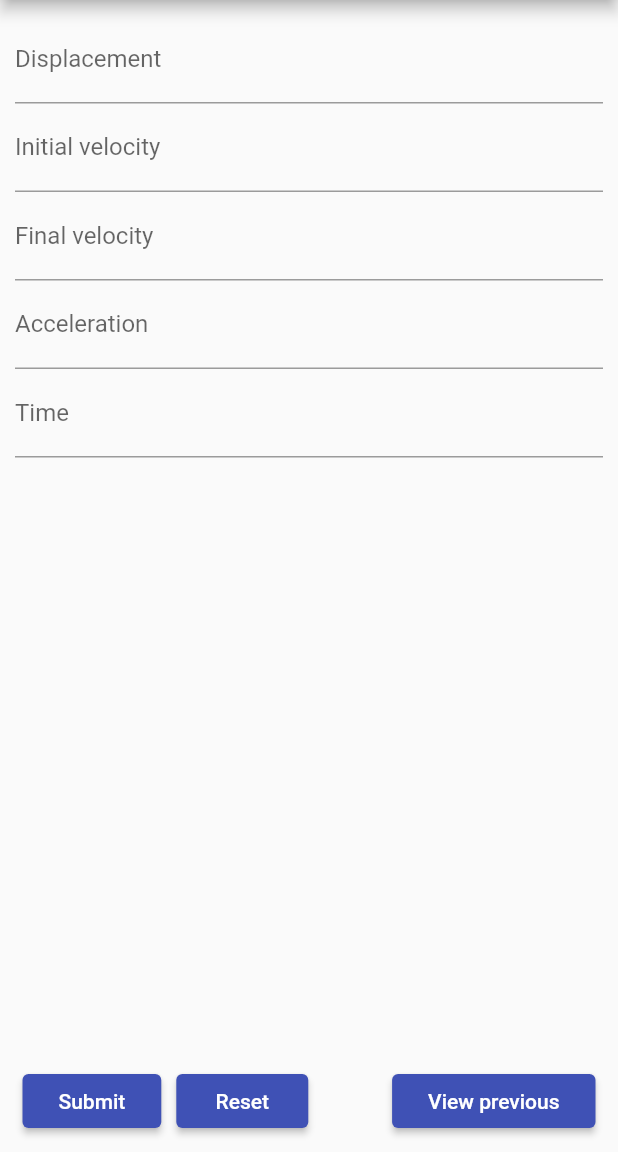
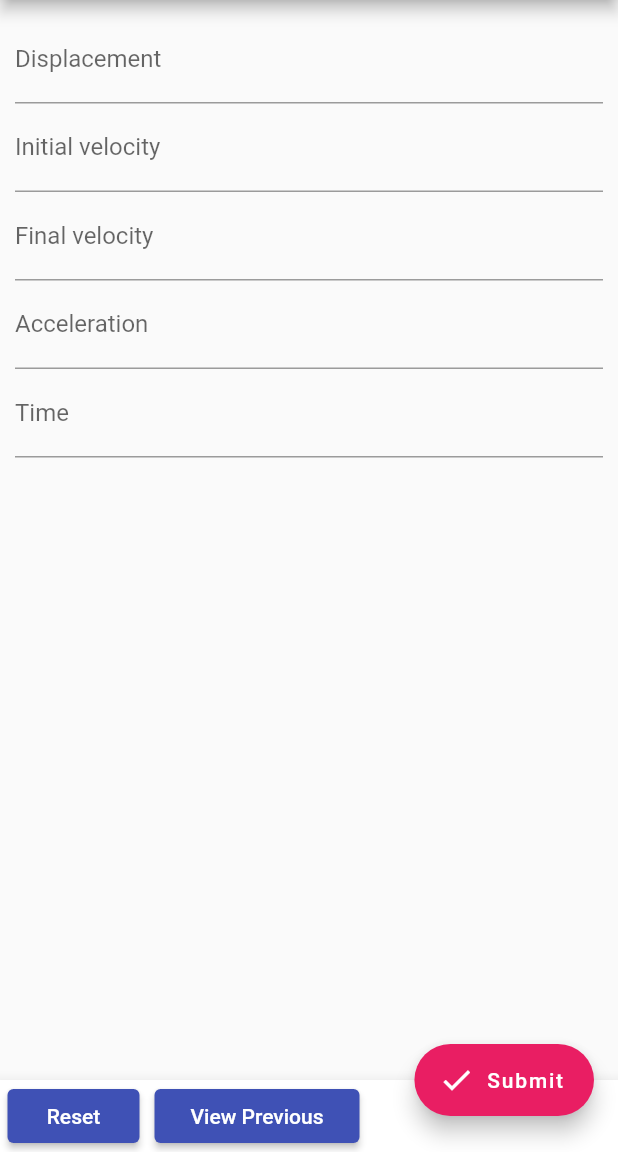
Before and after one commit to CicadaCinema/suvat_solver, a Flutter app: the screen it shows after launch, on a phone screen of 412 x 824 dp, the part 84-1236 px from its top. Run offline on Flutter 3.47's test engine with Material 2 defaults, Android fonts, the phone set to English and light mode, and no system bars.

Commit message:
Add nice bottom bar with buttons to the main screen

```diff
--- a/lib/main.dart
+++ b/lib/main.dart
@@ -36,12 +36,7 @@ class MyHomePage extends StatefulWidget {
 class _MyHomePageState extends State<MyHomePage> {
   @override
   Widget build(BuildContext context) {
-  return Scaffold(
-    appBar: AppBar(
-    title: Text(widget.title),
-    ),
-    body: SuvatForm(),
-  );
+    return SuvatForm();
   }
 }
 
@@ -304,10 +299,54 @@ class _SuvatFormState extends State<SuvatForm> {
     }
   }
 
+  Widget bottomBar() {
+    return BottomAppBar(
+      child: Row(children: [
+              Container(
+                padding: EdgeInsets.symmetric(horizontal: 5),
+                child: RaisedButton(
+                  child: Text('Reset'),
+                  onPressed: () {
+                    _formKey.currentState.reset();
+                    _suvatValues = {'s': null, 'u': null, 'v': null, 'a': null, 't': null};
+                  }
+                ),
+              ),
+              Container(
+                padding: EdgeInsets.symmetric(horizontal: 5),
+                child: RaisedButton(
+                  child: Text('View Previous'),
+                  onPressed: () {
+                    Navigator.push(
+                      context,
+                      MaterialPageRoute(builder: (context) => SecondRoute()),
+                    );
+                  },
+                ),
+              ),
+            ],),
+        /* Row(
+        children: [
+          IconButton(icon: Icon(Icons.refresh), onPressed: () {}),
+          RaisedButton(child: Icon(Icons.undo), onPressed: () {}),
+        ], */
+    );
+  }
+
+  Widget submitButton() {
+    return FloatingActionButton.extended(
+      onPressed: () {
+        suvatVerify();
+      },
+      label: Text('Submit'),
+      icon: Icon(Icons.check),
+      backgroundColor: Colors.pink,
+    );
+  }
 
   @override
   Widget build(BuildContext context) {
-    return Form(
+    Widget form = Form(
       key: _formKey,
       child: Container(
         padding: EdgeInsets.all(10),
@@ -331,43 +370,18 @@ class _SuvatFormState extends State<SuvatForm> {
               ),
             ),
             Spacer(),
-            Row(children: [
-              Container(
-                padding: EdgeInsets.symmetric(horizontal: 5),
-                child: RaisedButton(
-                  child: Text('Submit'),
-                  onPressed: (){
-                    suvatVerify();
-                  }
-                ),
-              ),
-              Container(
-                padding: EdgeInsets.symmetric(horizontal: 5),
-                child: RaisedButton(
-                  child: Text('Reset'),
-                  onPressed: () {
-                    _formKey.currentState.reset();
-                    _suvatValues = {'s': null, 'u': null, 'v': null, 'a': null, 't': null};
-                  }
-                ),
-              ),
-              Spacer(),
-              Container(
-                padding: EdgeInsets.symmetric(horizontal: 5),
-                child: RaisedButton(
-                  child: Text('View previous'),
-                  onPressed: () {
-                    Navigator.push(
-                      context,
-                      MaterialPageRoute(builder: (context) => SecondRoute()),
-                    );
-                  },
-                ),
-              ),
-            ],)
           ],
         ),
       )
+    );
+    return Scaffold(
+      appBar: AppBar(
+        title: Text('Solver'),
+      ),
+      body: form,
+      bottomNavigationBar: bottomBar(),
+      floatingActionButton: submitButton(),
+      floatingActionButtonLocation: FloatingActionButtonLocation.endDocked,
     );
   }
 }
```
